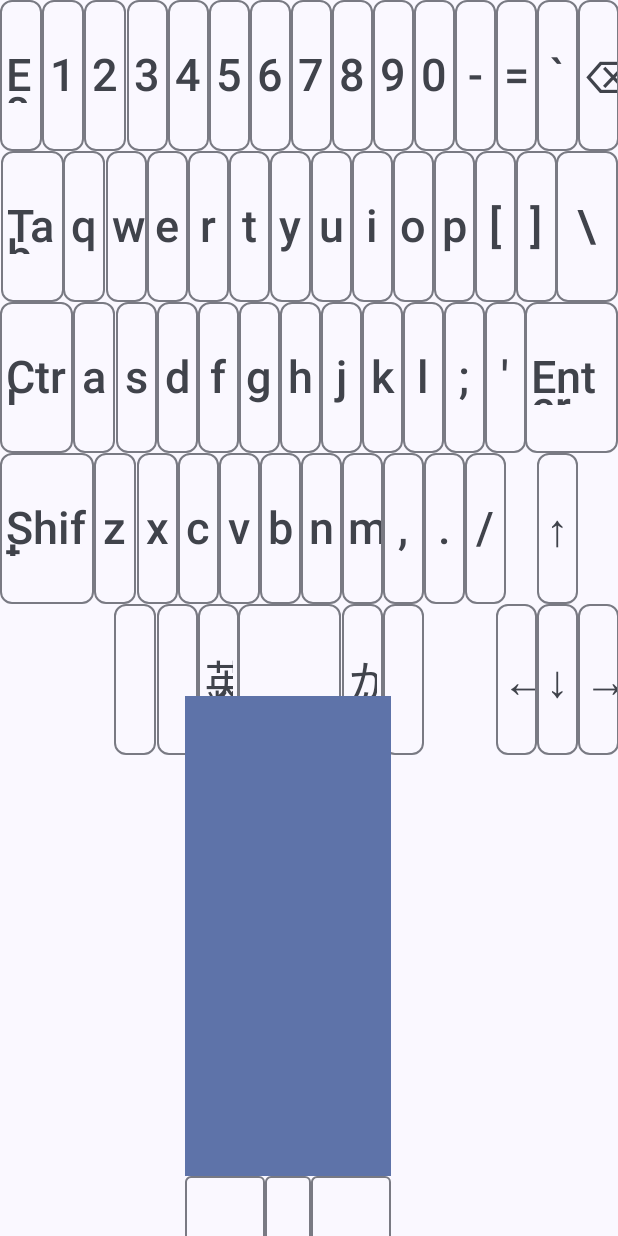
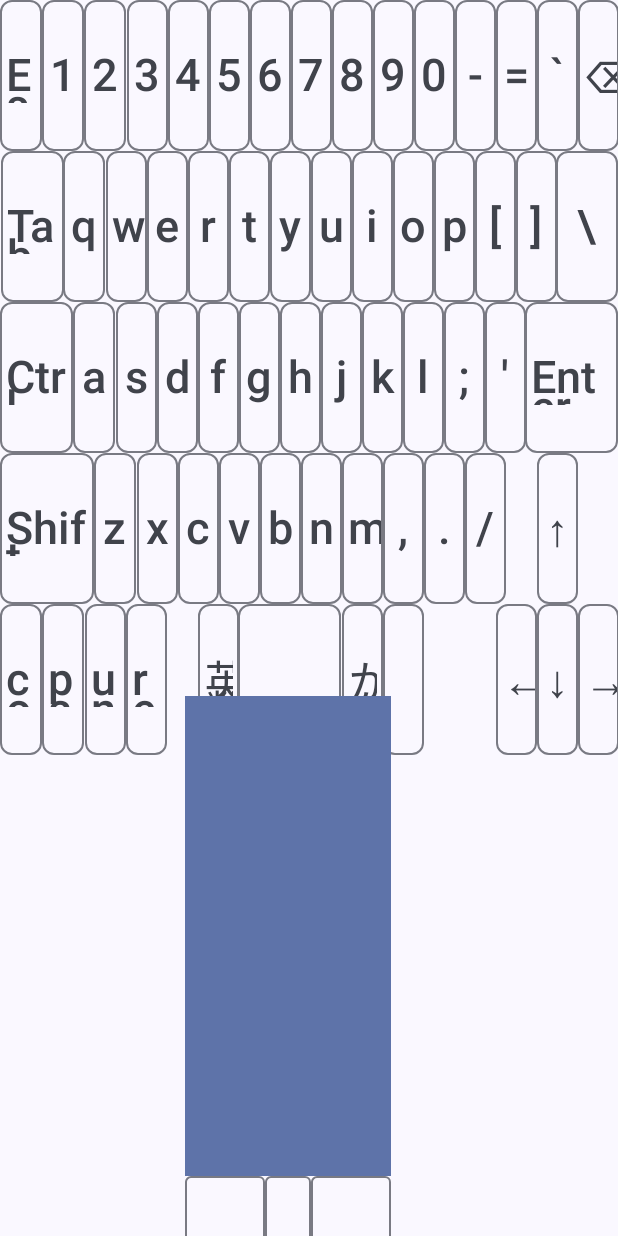
Before and after one commit to hiroyuki-komatsu/misc, an Android app built with Jetpack Compose: the screen it shows after launch (MainActivity), on a phone screen of 412 x 824 dp. Run offline under Robolectric (Android 15) with nearby library versions, the phone set to English and light mode, and no system bars; libraries missing offline, so code that uses them is left out: com.hoho.android.

Commit message:
Add the Grab Mouse mode

```diff
--- a/apps/hidemu/app/src/main/java/org/taiyaki/hidemu/MainActivity.kt
+++ b/apps/hidemu/app/src/main/java/org/taiyaki/hidemu/MainActivity.kt
@@ -264,6 +264,10 @@ val KEYCODE_MAP: Map<String, Pair<Int, Int>> = mapOf(
     "RIGHTSHIFT" to Pair(0x00, KEY_RIGHTSHIFT),
     "LANG1" to Pair(0x00, KEY_LANG1),
     "LANG2" to Pair(0x00, KEY_LANG2),
+    "X_COPY" to Pair(0x01, KEY_C),
+    "X_PASTE" to Pair(0x01, KEY_V),
+    "X_UNDO" to Pair(0x01, KEY_Z),
+    "X_REDO" to Pair(0x03, KEY_Z),
 )
 
 val CODEMAP: Map<Int, String> = mapOf(
@@ -693,6 +697,10 @@ val LAYOUT_MAP: LayoutMap = mapOf(
     "POS_SPACE" to listOf("", "SPACE"),
     "POS_LANG1" to listOf("かな", "LANG1"),
     "POS_LANG2" to listOf("英数", "LANG2"),
+    "POS_COPY" to listOf("copy", "X_COPY"),
+    "POS_PASTE" to listOf("paste", "X_PASTE"),
+    "POS_UNDO" to listOf("undo", "X_UNDO"),
+    "POS_REDO" to listOf("redo", "X_REDO"),
 )
 
 val LAYOUT_SHIFTED_MAP: LayoutMap = mapOf(
@@ -826,9 +834,11 @@ val LAYOUT_DATA: LayoutData = listOf(
         Pair("", 0.75f),
         Pair("POS_UP", 1f),
     ), listOf(
-        Pair("", 2.75f),
-        Pair("POS_", 1f),
-        Pair("POS_", 1f),
+        Pair("POS_COPY", 1f),
+        Pair("POS_PASTE", 1f),
+        Pair("POS_UNDO", 1f),
+        Pair("POS_REDO", 1f),
+        Pair("", 0.75f),
         Pair("POS_LANG2", 1f),
         Pair("POS_SPACE", 2.5f),
         Pair("POS_LANG1", 1f),
@@ -982,6 +992,57 @@ private fun TrackPad(onEvent: (Event) -> Unit, modifier: Modifier = Modifier) {
 }
 
 @Composable
+private fun GrabMouse(onEvent: (Event) -> Unit, modifier: Modifier = Modifier) {
+    val onDrag: (PointerInputChange, Offset) -> Unit = { change, offset ->
+        change.consume()
+        val event = Event().setMouseEvent(dX = offset.x.toInt(), dY = offset.y.toInt())
+        onEvent(event)
+    }
+    Column(
+        modifier = modifier
+    ) {
+        Box(
+            modifier = Modifier
+                .weight(4f)
+                .background(color = MaterialTheme.colorScheme.primaryContainer)
+                .fillMaxWidth(1f)
+                .fillMaxHeight(1f)
+                .pointerInput(Unit) {
+                    detectDragGestures(onDrag = onDrag)
+                },
+        )
+        Row(
+            modifier = Modifier.weight(1f)
+        ) {
+            OutlinedButton(
+                onClick = {
+                    val event = Event().setMouseEvent(button1 = true)
+                    onEvent(event)
+                },
+                modifier = Modifier.weight(1.75f).fillMaxHeight(),
+                shape = MaterialTheme.shapes.extraSmall,
+            ) {}
+            OutlinedButton(
+                onClick = {
+                    val event = Event().setMouseEvent(button3 = true)
+                    onEvent(event)
+                },
+                modifier = Modifier.weight(1f).fillMaxHeight(),
+                shape = MaterialTheme.shapes.extraSmall,
+            ) {}
+            OutlinedButton(
+                onClick = {
+                    val event = Event().setMouseEvent(button2 = true)
+                    onEvent(event)
+                },
+                modifier = Modifier.weight(1.75f).fillMaxHeight(),
+                shape = MaterialTheme.shapes.extraSmall,
+            ) {}
+        }
+    }
+}
+
+@Composable
 private fun DevLog(text: String, modifier: Modifier = Modifier) {
     LazyColumn(
         modifier = modifier
@@ -1007,7 +1068,7 @@ private fun MainView(onEvent: (Event) -> Unit) {
 
     val drawerState = rememberDrawerState(DrawerValue.Closed)
     val scope = rememberCoroutineScope()
-    var selectedItem by remember { mutableStateOf("all") }
+    var selectedItem by remember { mutableStateOf("default") }
     val (message, setMessage) = remember { mutableStateOf("") }
     val onEventWithLogging: (Event) -> Unit = { event: Event ->
         onEvent(event)
@@ -1019,6 +1080,14 @@ private fun MainView(onEvent: (Event) -> Unit) {
             ModalDrawerSheet {
                 Text("HID Emulator", modifier = Modifier.padding(16.dp))
                 Divider()
+                NavigationDrawerItem(
+                    label = { Text(text = "default") },
+                    selected = (selectedItem == "default"),
+                    onClick = {
+                        selectedItem = "default"
+                        scope.launch { drawerState.close() }
+                    }
+                )
                 NavigationDrawerItem(
                     label = { Text(text = "Keyboard") },
                     selected = (selectedItem == "keyboard"),
@@ -1035,11 +1104,12 @@ private fun MainView(onEvent: (Event) -> Unit) {
                         scope.launch { drawerState.close() }
                     }
                 )
+                Divider()
                 NavigationDrawerItem(
-                    label = { Text(text = "All") },
-                    selected = (selectedItem == "all"),
+                    label = { Text(text = "Grab Mouse") },
+                    selected = (selectedItem == "grab_mouse"),
                     onClick = {
-                        selectedItem = "all"
+                        selectedItem = "grab_mouse"
                         scope.launch { drawerState.close() }
                     }
                 )
@@ -1053,15 +1123,18 @@ private fun MainView(onEvent: (Event) -> Unit) {
             if (selectedItem == "keyboard") {
                 DevLog(text = message, modifier = Modifier.height(100.dp))
             }
-            if (selectedItem == "all" || selectedItem == "keyboard") {
+            if (selectedItem == "default" || selectedItem == "keyboard") {
                 Keyboard(onEvent = onEventWithLogging)
             }
-            if (selectedItem == "all" || selectedItem == "trackpad") {
+            if (selectedItem == "default" || selectedItem == "trackpad") {
                 Row(modifier = Modifier.requiredHeight(400.dp)) {
                     Spacer(Modifier.weight(4.5f))
                     TrackPad(onEvent = onEventWithLogging, modifier = Modifier.weight(5f))
                     DevLog(text = message, modifier = Modifier.weight(5.5f))
                 }
+            }
+            if (selectedItem == "grab_mouse") {
+                GrabMouse(onEvent = onEventWithLogging)
             }
         }
     }
```
